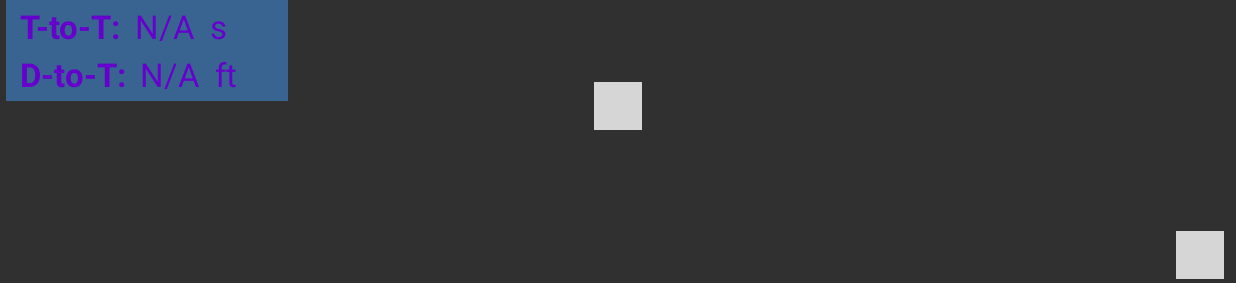
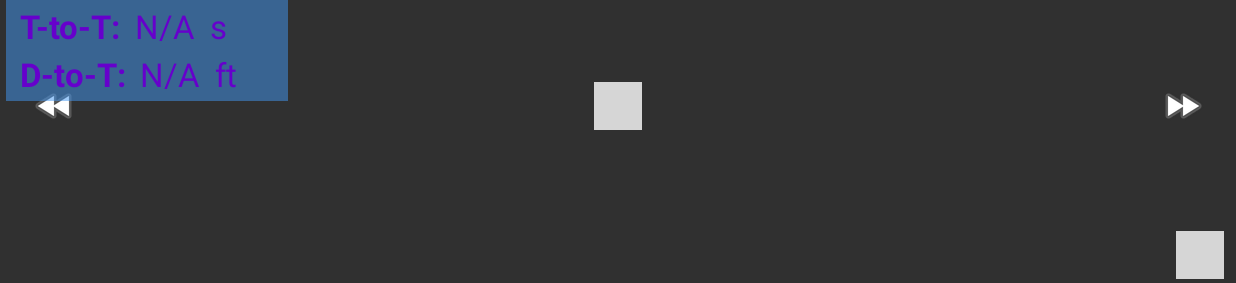
Before and after one commit to Matteo-Caruso/AppV2.0, an Android app: the fragment FlightPath placed in its activity, on a phone screen of 824 x 412 dp (held sideways). Shown: the part 243-526 px from the top of the screen. Run offline under Robolectric (Android 15) with nearby library versions, the phone set to English and light mode, and no system bars; libraries missing offline, so code that uses them is left out: com.leinardi.android, com.mapbox.mapboxsdk; plain views replace MapView, SpeedDialView; 25 statements that could not run were skipped; grey boxes are pictures that could not be loaded.

Commit message:
Added flightpath fragment creation to main activity. Main activity passes waypoints as a bundle to the fragment

```diff
--- a/App V1.0/app/src/main/java/com/source/aero/aerogroundstation/FlightPath.java
+++ b/App V1.0/app/src/main/java/com/source/aero/aerogroundstation/FlightPath.java
@@ -1,13 +1,38 @@
 package com.source.aero.aerogroundstation;
 
+import android.graphics.Bitmap;
 import android.os.Bundle;
 import android.support.v4.app.Fragment;
 import android.text.Layout;
 import android.view.LayoutInflater;
 import android.view.View;
 import android.view.ViewGroup;
+import android.widget.ImageButton;
+
+import com.mapbox.mapboxsdk.Mapbox;
+import com.mapbox.mapboxsdk.annotations.Marker;
+import com.mapbox.mapboxsdk.annotations.Polyline;
+import com.mapbox.mapboxsdk.maps.MapView;
+import com.mapbox.mapboxsdk.maps.MapboxMap;
+import com.mapbox.mapboxsdk.maps.OnMapReadyCallback;
 
 public class FlightPath extends Fragment {
+    private Polyline path;
+    private MapView mapView;
+    private MapboxMap map;
+    protected Marker planeMarker;
+    Marker Payload;
+    Marker CDA;
+    protected Marker lastPosition;
+    protected Bitmap icon;
+
+    //UI Elements
+    ImageButton forwardButton;
+    ImageButton backwardsButton;
+    ImageButton playButton;
+
+    //Data elements
+
 
     public FlightPath() {
         //Empty constructor
@@ -16,6 +41,18 @@ public class FlightPath extends Fragment {
     @Override
     public void onCreate(Bundle savedInstanceState) {
         super.onCreate(savedInstanceState);
+
+        //Get waypoints
+
+        //Map setup
+        Mapbox.getInstance(getActivity(),getResources().getString(R.string.mapboxToken));
+        mapView.onCreate(savedInstanceState);
+        mapView.getMapAsync(new OnMapReadyCallback() {
+            @Override
+            public void onMapReady(MapboxMap mapboxMap) {
+                map = mapboxMap;
+            }
+        });
     }
 
     @Override
@@ -25,6 +62,8 @@ public class FlightPath extends Fragment {
 
     @Override
     public void onViewCreated(View view, Bundle savedInstance) {
-
+        forwardButton = (ImageButton) view.findViewById(R.id.flightPathForwardButton);
+        backwardsButton = (ImageButton) view.findViewById(R.id.flightPathBackwardsButton);
+        playButton = (ImageButton) view.findViewById(R.id.flightPathPlayButton);
     }
 }
--- a/App V1.0/app/src/main/java/com/source/aero/aerogroundstation/MainActivity.java
+++ b/App V1.0/app/src/main/java/com/source/aero/aerogroundstation/MainActivity.java
@@ -88,6 +88,7 @@ public class MainActivity extends AppCompatActivity implements OnMapReadyCallbac
     protected Polyline planePath;
     protected IconFactory factory;
     protected Bitmap icon;
+    Bundle flightPathData;
 
     //Ui Elements
     BottomNavigationView bottomNavigationView;
@@ -617,6 +618,11 @@ public class MainActivity extends AppCompatActivity implements OnMapReadyCallbac
                         builderPaths.setTitle("Flight Paths")
                                 .setItems(sessions, new DialogInterface.OnClickListener() {
                                     public void onClick(DialogInterface dialog, int which) {
+                                        flightPathData = new Bundle();
+                                        List<Waypoint> waypoints = mDatabaseHelper.getWaypoints(lmaoStringFix[which],"Plane");
+                                        ArrayList<Waypoint> bundleList = new ArrayList<Waypoint>(waypoints);
+                                        flightPathData.putSerializable("WAYPOINTS",bundleList);
+                                        openFragment("FLIGHTPATH");
                                           // TODO: Add flight path activity
 //                                        // The 'which' argument contains the index position
 //                                        // of the selected item
@@ -807,6 +813,9 @@ public class MainActivity extends AppCompatActivity implements OnMapReadyCallbac
             case "MOTORDIALOGUE":
                 fragment = new MotorDialogue();
                 break;
+            case "FLIGHTPATH":
+                fragment = new FlightPath();
+                fragment.setArguments(flightPathData);
             default:
                 Log.d("MainActivity", "Failed to create fragment");
                 return;
--- a/App V1.0/app/src/main/res/layout/activity_flight_path.xml
+++ b/App V1.0/app/src/main/res/layout/activity_flight_path.xml
@@ -154,4 +154,37 @@
         mapbox:mapbox_cameraZoom="11"
         mapbox:mapbox_styleUrl="mapbox://styles/mapbox/outdoors-v9"/>
 
+    <ImageButton
+        android:id="@+id/flightPathBackwardsButton"
+        android:layout_width="71dp"
+        android:layout_height="match_parent"
+        android:background="#002196f3"
+        android:contentDescription="@string/flightPathBackwardButtonContentDescription"
+        app:layout_constraintBottom_toBottomOf="parent"
+        app:layout_constraintStart_toStartOf="parent"
+        app:layout_constraintTop_toTopOf="parent"
+        app:srcCompat="@android:drawable/ic_media_rew" />
+
+    <ImageButton
+        android:id="@+id/flightPathPlayButton"
+        android:layout_width="match_parent"
+        android:layout_height="55dp"
+        android:background="#00000000"
+        android:contentDescription="@string/flightPathForwardButtonContentDescription"
+        app:layout_constraintBottom_toBottomOf="parent"
+        app:layout_constraintEnd_toEndOf="parent"
+        app:layout_constraintStart_toStartOf="parent"
+        app:srcCompat="@android:drawable/ic_media_play" />
+
+    <ImageButton
+        android:id="@+id/flightPathForwardButton"
+        android:layout_width="71dp"
+        android:layout_height="match_parent"
+        android:background="#00000000"
+        android:contentDescription="@string/flightPathPlayButtonContentDescription"
+        app:layout_constraintBottom_toBottomOf="parent"
+        app:layout_constraintEnd_toEndOf="parent"
+        app:layout_constraintTop_toTopOf="parent"
+        app:srcCompat="@android:drawable/ic_media_ff" />
+
 </android.support.constraint.ConstraintLayout>
--- a/App V1.0/app/src/main/res/values/strings.xml
+++ b/App V1.0/app/src/main/res/values/strings.xml
@@ -91,4 +91,9 @@
     <string name="bluetooth_titlePairedDevices">Paired Devices</string>
     <string name="bluetooth_titleOtherDevices">Other Available Devices</string>
     <string name="bluetooth_buttonScan">Scan for devices</string>
+
+    <!-- Flight path strings -->
+    <string name="flightPathForwardButtonContentDescription">Move to next point</string>
+    <string name="flightPathBackwardButtonContentDescription">Move to previous point</string>
+    <string name="flightPathPlayButtonContentDescription">Play path</string>
 </resources>
```
